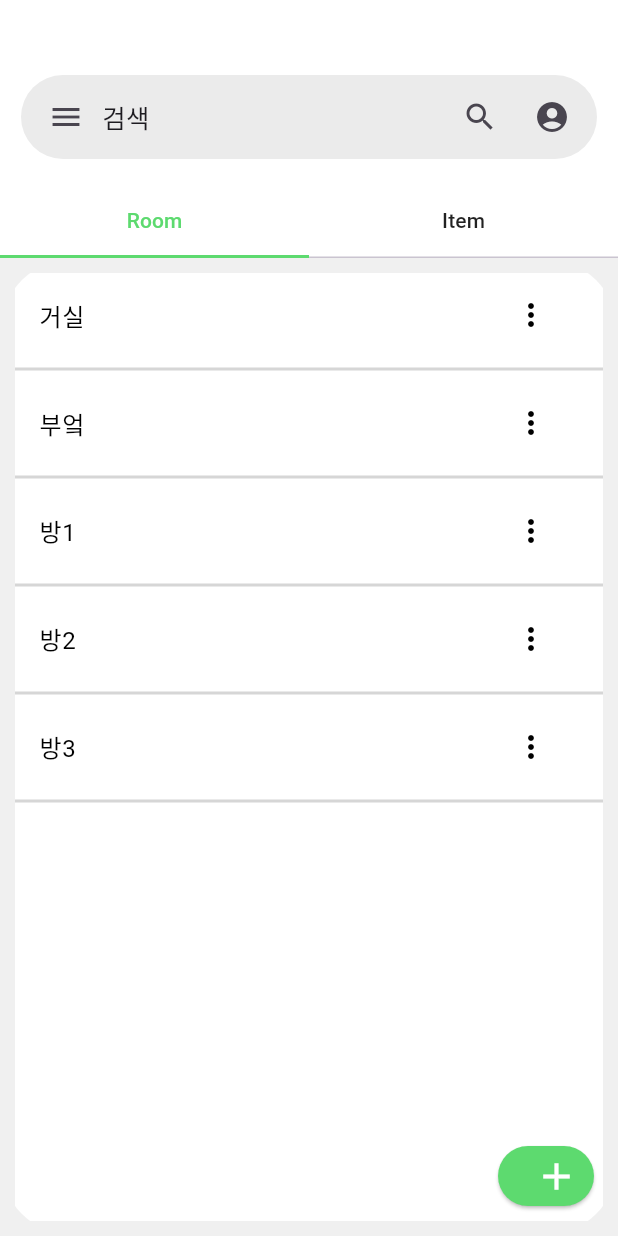
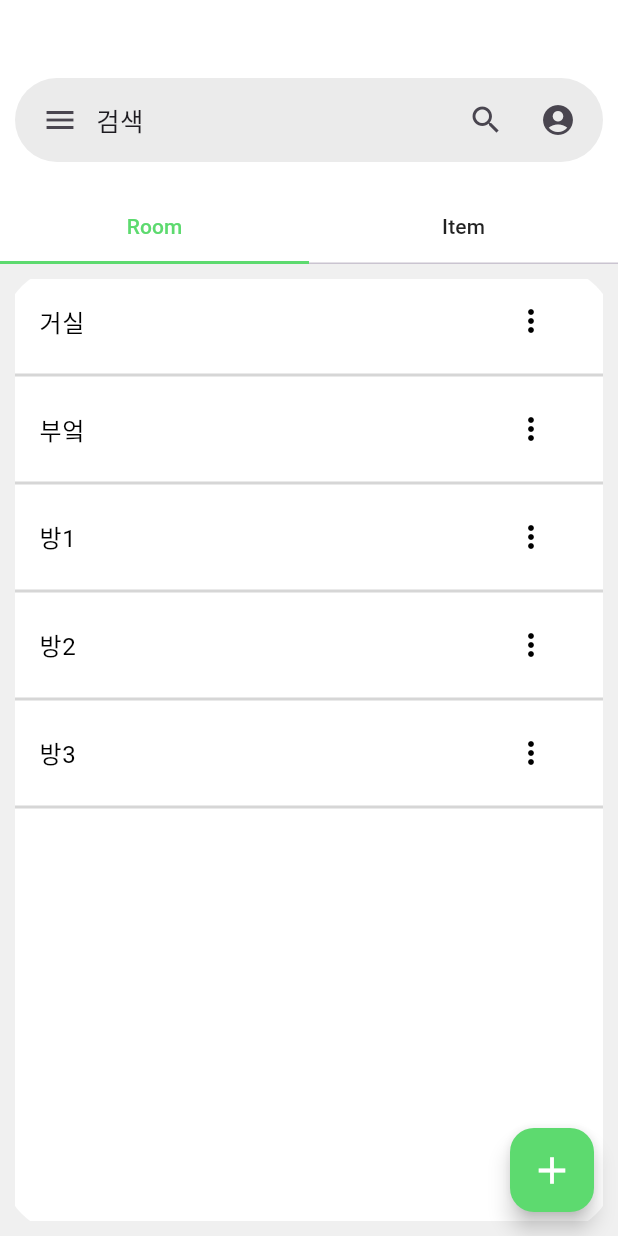
Before and after one commit to YonginUniv-AI-Service-LAB/YIU-AISL-ADizzi-APP, a Flutter app: the Room screen opened directly, on a phone screen of 412 x 824 dp. Run offline on Flutter 3.47's test engine with Material 3 defaults, Android fonts, the light colour scheme and no system bars.

Commit message:
design: ui 변경

```diff
--- a/lib/custom/room_search_bar.dart
+++ b/lib/custom/room_search_bar.dart
@@ -13,16 +13,21 @@ class RoomCustomSearchBar extends StatelessWidget {
 
   @override
   Widget build(BuildContext context) {
+    double height = MediaQuery.of(context).size.height;
     return GestureDetector(
+
+
+
       onTap: onTap,
 
       child: Padding(
-        padding: const EdgeInsets.all(6.0),
+        padding: const EdgeInsets.all(8.0),
 
         child: Container(
           decoration: BoxDecoration(
             color: const Color.fromRGBO(214, 214, 214, 0.5),
-            borderRadius: BorderRadius.circular(50),
+            borderRadius: BorderRadius.circular(28),
+
           ),
           padding: const EdgeInsets.symmetric(horizontal: 6.0, vertical: 4.0),
           child: Row(
--- a/lib/screens/container/container_screen.dart
+++ b/lib/screens/container/container_screen.dart
@@ -1,5 +1,5 @@
 import 'package:flutter/material.dart';
-import '../../widgets/custom_container_add_button.dart';
+import '../../widgets/floating_add_button.dart';
 import '../../widgets/custom_search_bar.dart';
 import 'add_container.dart';
 import 'package:yiu_aisl_adizzi_app/widgets/time_sort_seletor.dart';
@@ -69,7 +69,7 @@ class _ContainerScreenState extends State<ContainerScreen> {
         ],
       ),
 
-      floatingActionButton: CustomContainerAddButton(
+      floatingActionButton: FloatingAddButton(
         onPressed: () {
           // add container 페이지로 이동
           Navigator.push(
--- a/lib/screens/item/item_screen.dart
+++ b/lib/screens/item/item_screen.dart
@@ -1,7 +1,7 @@
 import 'package:flutter/material.dart';
 import 'package:yiu_aisl_adizzi_app/widgets/item_list_view.dart';
 import '../../widgets/custom_search_bar.dart';
-import '../../widgets/custom_container_add_button.dart';
+import '../../widgets/floating_add_button.dart';
 
 class Item extends StatefulWidget {
   const Item({super.key});
@@ -101,7 +101,7 @@ class _ItemState extends State<Item> {
           ],
         ),
       ),
-      floatingActionButton: CustomContainerAddButton(
+      floatingActionButton: FloatingAddButton(
         onPressed: () {},
       ),
     );
--- a/lib/screens/room/room_screen.dart
+++ b/lib/screens/room/room_screen.dart
@@ -1,8 +1,8 @@
 import 'package:flutter/material.dart';
 import 'package:yiu_aisl_adizzi_app/widgets/add_dialog.dart';
 import '../../custom/room_search_bar.dart';
-import '../../widgets/custom_container_add_button.dart';
 import '../../widgets/custom_divider.dart';
+import '../../widgets/floating_add_button.dart';
 import '../../widgets/image_list_view.dart';
 
 class Room extends StatefulWidget {
@@ -36,7 +36,7 @@ class _RoomState extends State<Room> with SingleTickerProviderStateMixin {
           children: [
             const SizedBox(height: 40),
             Padding(
-              padding: const EdgeInsets.symmetric(horizontal: 8.0, vertical: 4.0),
+              padding: const EdgeInsets.symmetric(horizontal: 2.0, vertical: 4.0),
               child: RoomCustomSearchBar(
                 onTap: () {
 
@@ -70,7 +70,7 @@ class _RoomState extends State<Room> with SingleTickerProviderStateMixin {
           ],
         ),
       ),
-      floatingActionButton: CustomContainerAddButton(
+      floatingActionButton: FloatingAddButton(
         onPressed: () {
           showDialog(
             context: context,
--- a/lib/widgets/custom_container_add_button.dart
+++ /dev/null
@@ -1,38 +0,0 @@
-import 'package:flutter/material.dart';
-
-class CustomContainerAddButton extends StatelessWidget {
-  final VoidCallback onPressed;
-  final IconData icon;
-  final Color backgroundColor;
-
-  const CustomContainerAddButton({
-    Key? key,
-    required this.onPressed,
-    this.icon = Icons.add,
-    this.backgroundColor = const Color(0xFF5DDA6F),
-  }) : super(key: key);
-
-  @override
-  Widget build(BuildContext context) {
-
-    double width = MediaQuery.of(context).size.width;
-
-
-    return ElevatedButton(
-      style: ElevatedButton.styleFrom(
-        backgroundColor:backgroundColor,
-        fixedSize: Size(width * 0.15, width * 0.04),
-      ),
-      onPressed: onPressed,
-      child: const Center(
-        child: Icon(
-          Icons.add,
-          size: 30,
-          color: Colors.white,
-        ),
-      )
-
-
-    );
-  }
-}
--- a/lib/widgets/custom_search_bar.dart
+++ b/lib/widgets/custom_search_bar.dart
@@ -14,7 +14,7 @@ class CustomSearchBar extends StatelessWidget {
         child: Container(
           decoration: BoxDecoration(
             color: Color(0x80D6D6D6),
-            border: Border.all(color: Color(0xFFD6D6D6)), // 안까지 채우니까 오버플로우 떠서 못함 ㅠㅠ 0x80D6D6D6
+
             borderRadius: BorderRadius.circular(28.0),
           ),
           child: Row(
--- /dev/null
+++ b/lib/widgets/floating_add_button.dart
@@ -0,0 +1,23 @@
+import 'package:flutter/material.dart';
+
+class FloatingAddButton extends StatelessWidget {
+  final VoidCallback onPressed;
+  final IconData icon;
+  final Color backgroundColor;
+
+  const FloatingAddButton({
+    Key? key,
+    required this.onPressed,
+    this.icon = Icons.add,
+    this.backgroundColor = const Color(0xFF5DDA6F),
+  }) : super(key: key);
+
+  @override
+  Widget build(BuildContext context) {
+    return FloatingActionButton(
+      onPressed: onPressed,
+      child: Icon(icon, color: Colors.white, size: 30),
+      backgroundColor: backgroundColor,
+    );
+  }
+}
--- a/lib/widgets/searchList.dart
+++ b/lib/widgets/searchList.dart
@@ -18,7 +18,7 @@ class SearchList extends StatelessWidget {
             child: Row(
               mainAxisAlignment: MainAxisAlignment.spaceBetween,
               children: [
-                const Icon(Icons.restore,size: 18,),
+                const Icon(Icons.restore,size: 20,),
                 const SizedBox(width: 25.0),
                 Expanded(
                   child: Text(
```
